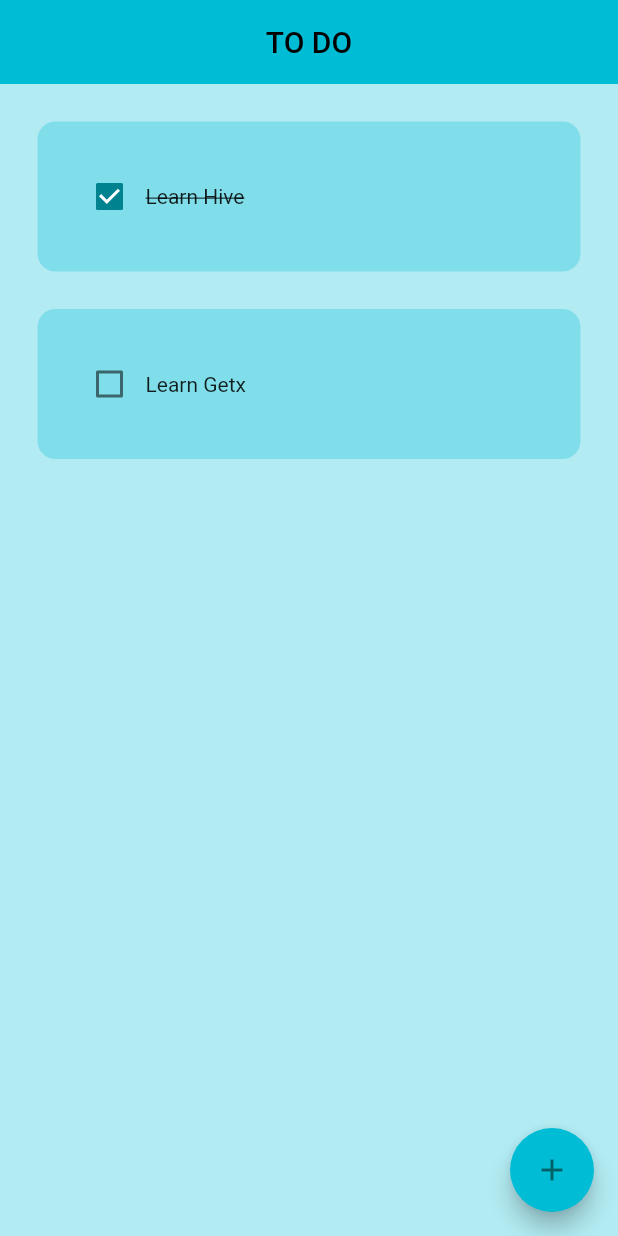
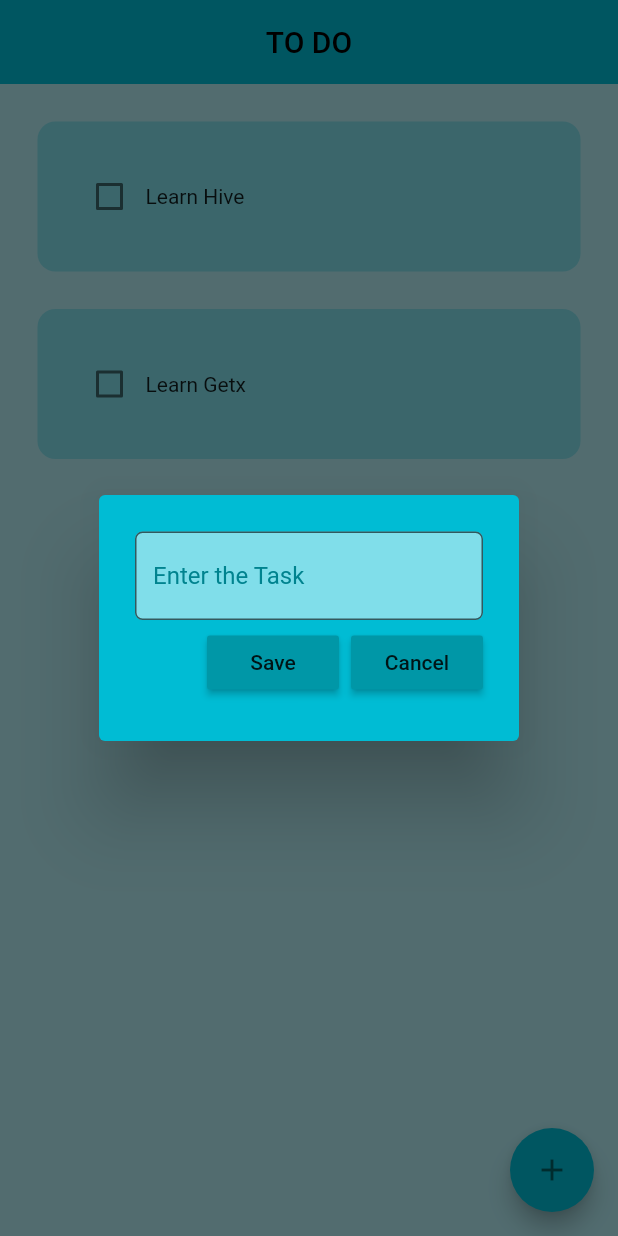
Before and after one commit to Farizaaaa/flutter_todoapp_hive_getx, a Flutter app: the screen it shows after launch, after a tap on the "add" icon, on a phone screen of 412 x 824 dp. Run offline on Flutter 3.47's test engine with Material 2 defaults, Android fonts, the phone set to English and light mode, and no system bars; drawn by our look-alikes of flutter_slidable; our stand-ins replace hive_flutter; accounts and stored records are empty.

Commit message:
Uploading Files

```diff
--- /dev/null
+++ b/lib/data/database_methods.dart
@@ -0,0 +1,27 @@
+import 'package:hive_flutter/hive_flutter.dart';
+
+class ToDoDataBase {
+  //variabole//data
+  List toDoList = [];
+
+  //reference the box we created in main
+  final _myBox = Hive.box("MyBox");
+
+  //run this function if this is first time ever opening the app
+  void createInitialData() {
+    toDoList = [
+      ["Learn Hive", false],
+      ["Learn Getx", false]
+    ];
+  }
+
+  //to load data from db//selection
+  void loadData() {
+    toDoList = _myBox.get("TODOLIST");
+  }
+
+  //update data in db
+  void updateData() {
+    _myBox.put("TODOLIST", toDoList);
+  }
+}
--- a/lib/main.dart
+++ b/lib/main.dart
@@ -1,7 +1,13 @@
 import 'package:flutter/material.dart';
+import 'package:hive_flutter/hive_flutter.dart';
 import 'package:todo_app_hive_getx/screens/home_screen.dart';
 
-void main() {
+void main() async {
+  //initialize Hive
+  await Hive.initFlutter();
+
+  //open a box
+  var box = await Hive.openBox("MyBox");
   runApp(const ToDoApp());
 }
 
--- a/lib/screens/home_screen.dart
+++ b/lib/screens/home_screen.dart
@@ -1,4 +1,7 @@
 import 'package:flutter/material.dart';
+import 'package:hive_flutter/hive_flutter.dart';
+import 'package:todo_app_hive_getx/data/database_methods.dart';
+import 'package:todo_app_hive_getx/widgets/dialog_box.dart';
 import 'package:todo_app_hive_getx/widgets/to_do_list.dart';
 
 class ToDoHome extends StatefulWidget {
@@ -9,21 +12,71 @@ class ToDoHome extends StatefulWidget {
 }
 
 class _ToDoHomeState extends State<ToDoHome> {
-  List toDoList = [
-    ["Learn Hive", true],
-    ["Learn Getx", false]
-  ];
+  final _controller = TextEditingController();
+  final _myBox = Hive.box("MyBox");
+  ToDoDataBase db = ToDoDataBase();
+
+// //task list
+//   List toDoList = [
+//     ["Learn Hive", true],
+//     ["Learn Getx", false]
+//   ];
+
+  @override
+  void initState() {
+    super.initState();
+    // TODO: implement initState
+    //if the first time evere opening this app call initaila data function in database
+    if (_myBox.get("TODOLIST") == null) {
+      //there is no data
+      db.createInitialData();
+    } else {
+      //there already exists data
+      db.loadData();
+    }
+  }
 
   //change checkbox
   void checkBoxChange(bool? value, int index) {
     setState(() {
-      toDoList[index][1] = !toDoList[index][1];
+      db.toDoList[index][1] = !db.toDoList[index][1];
     });
+    db.updateData();
   }
 
   //create new task
   void createTask() {
-    showDialog(context: context, builder: (context) => AlertDialog());
+    showDialog(
+      context: context,
+      builder: (context) {
+        return DialogBox(
+          controller: _controller,
+          onSave: saveTask,
+          onCancel: () {
+            Navigator.pop(context);
+          },
+        );
+      },
+    );
+  }
+
+  //saving new task
+  void saveTask() {
+    setState(() {
+      db.toDoList.add([_controller.text, false]);
+      //the text we previously entered will be shown again there
+      _controller.clear();
+    });
+    Navigator.pop(context);
+    db.updateData();
+  }
+
+//delete Task
+  void deleteTask(int index) {
+    setState(() {
+      db.toDoList.removeAt(index);
+    });
+    db.updateData();
   }
 
   @override
@@ -35,15 +88,17 @@ class _ToDoHomeState extends State<ToDoHome> {
         elevation: 0,
       ),
       body: ListView.builder(
-          itemCount: toDoList.length,
+          itemCount: db.toDoList.length,
           itemBuilder: (context, index) {
             return ToDoList(
-                taskName: toDoList[index][0],
-                taskStatus: toDoList[index][1],
-                onChanged: (value) => checkBoxChange(value, index));
+              taskName: db.toDoList[index][0],
+              taskStatus: db.toDoList[index][1],
+              onChanged: (value) => checkBoxChange(value, index),
+              deleteTask: (context) => deleteTask(index),
+            );
           }),
       floatingActionButton: FloatingActionButton(
-        onPressed: () => createTask,
+        onPressed: createTask,
         child: Icon(
           Icons.add,
           color: Colors.cyan[900],
--- a/lib/widgets/dialog_box.dart
+++ b/lib/widgets/dialog_box.dart
@@ -1,10 +1,52 @@
 import 'package:flutter/material.dart';
+import 'package:todo_app_hive_getx/widgets/my_button.dart';
 
 class DialogBox extends StatelessWidget {
-  const DialogBox({super.key});
+  final TextEditingController controller;
+  final Function()? onSave;
+  final Function()? onCancel;
+  const DialogBox(
+      {super.key,
+      required this.controller,
+      required this.onSave,
+      required this.onCancel});
 
   @override
   Widget build(BuildContext context) {
-    return const Placeholder();
+    return AlertDialog(
+      backgroundColor: Colors.cyan,
+      content: Container(
+        height: 120,
+        child: Column(
+          mainAxisAlignment: MainAxisAlignment.spaceEvenly,
+          children: [
+            TextField(
+              controller: controller,
+              decoration: InputDecoration(
+                  border: OutlineInputBorder(
+                      borderRadius: BorderRadius.circular(5)),
+                  filled: true,
+                  fillColor: Colors.cyan[200],
+                  hintText: "Enter the Task",
+                  hintStyle: TextStyle(color: Colors.cyan[800])),
+            ),
+            Row(
+              mainAxisAlignment: MainAxisAlignment.end,
+              children: [
+                //save
+                MyButton(title: "Save", onPressed: onSave),
+
+                const SizedBox(
+                  width: 8,
+                ),
+
+                //cancel
+                MyButton(title: "Cancel", onPressed: onCancel)
+              ],
+            )
+          ],
+        ),
+      ),
+    );
   }
 }
--- /dev/null
+++ b/lib/widgets/my_button.dart
@@ -0,0 +1,16 @@
+import 'package:flutter/material.dart';
+
+class MyButton extends StatelessWidget {
+  final String title;
+  final Function()? onPressed;
+  const MyButton({super.key, required this.title, required this.onPressed});
+
+  @override
+  Widget build(BuildContext context) {
+    return MaterialButton(
+      onPressed: onPressed,
+      color: Theme.of(context).primaryColorDark,
+      child: Text(title),
+    );
+  }
+}
--- a/lib/widgets/to_do_list.dart
+++ b/lib/widgets/to_do_list.dart
@@ -1,20 +1,33 @@
 import 'package:flutter/material.dart';
+import 'package:flutter_slidable/flutter_slidable.dart';
 
 class ToDoList extends StatelessWidget {
   final String taskName;
   final bool taskStatus;
+  final Function(bool?)? onChanged;
+  final Function(BuildContext)? deleteTask;
 
   ToDoList(
       {super.key,
       required this.taskName,
       required this.taskStatus,
-      required this.onChanged});
+      required this.onChanged,
+      required this.deleteTask});
 
-  Function(bool?)? onChanged;
   @override
   Widget build(BuildContext context) {
     return Padding(
       padding: const EdgeInsets.only(top: 25.0, left: 25, right: 25),
+      child: Slidable(
+        //slidable from right
+        endActionPane: ActionPane(motion: StretchMotion(), children: [
+          SlidableAction(
+            onPressed: deleteTask,
+            icon: Icons.delete,
+            backgroundColor: Colors.redAccent,
+            borderRadius: BorderRadius.circular(12),
+          )
+        ]),
         child: Container(
           height: 100,
           padding: const EdgeInsets.all(24),
@@ -37,6 +50,7 @@ class ToDoList extends StatelessWidget {
             ],
           ),
         ),
+      ),
     );
   }
 }
--- a/pubspec.yaml
+++ b/pubspec.yaml
@@ -35,6 +35,10 @@ dependencies:
   # The following adds the Cupertino Icons font to your application.
   # Use with the CupertinoIcons class for iOS style icons.
   cupertino_icons: ^1.0.2
+  flutter_slidable: ^3.0.1
+  hive_generator: ^2.0.1
+  build_runner: ^2.4.6
+  hive_flutter: ^1.1.0
 
 dev_dependencies:
   flutter_test:
```
Also changed, not shown: lib/hive.dart (added, +128 -0 lines), pubspec.lock, 1 other file. Lines whose indentation alone changed are shown as unchanged.
